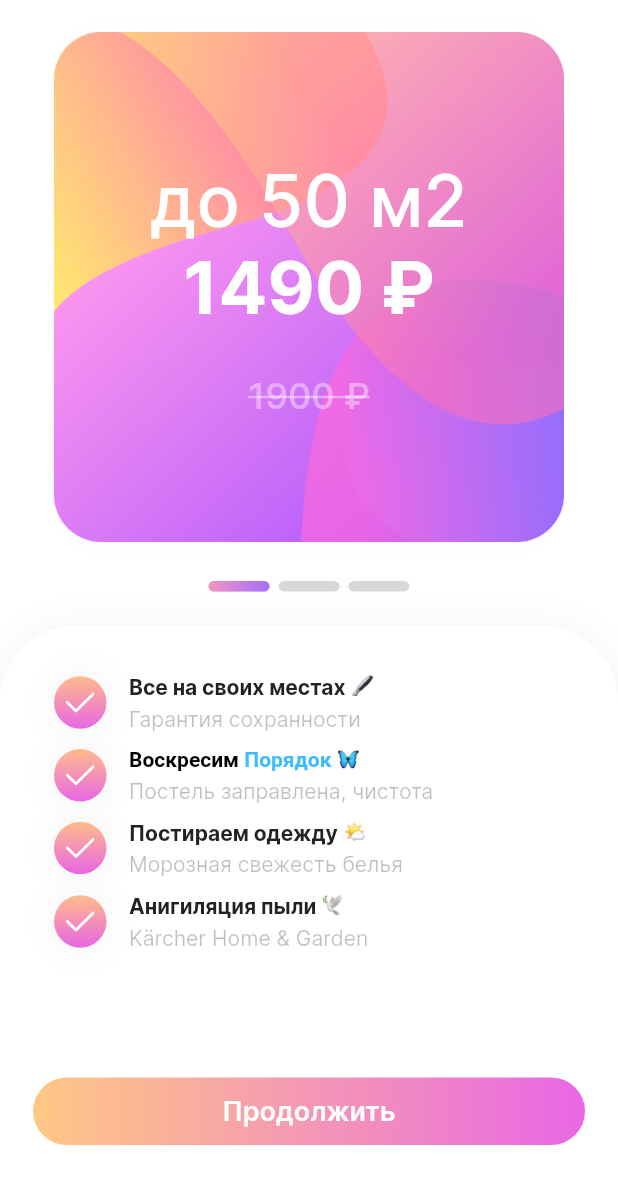
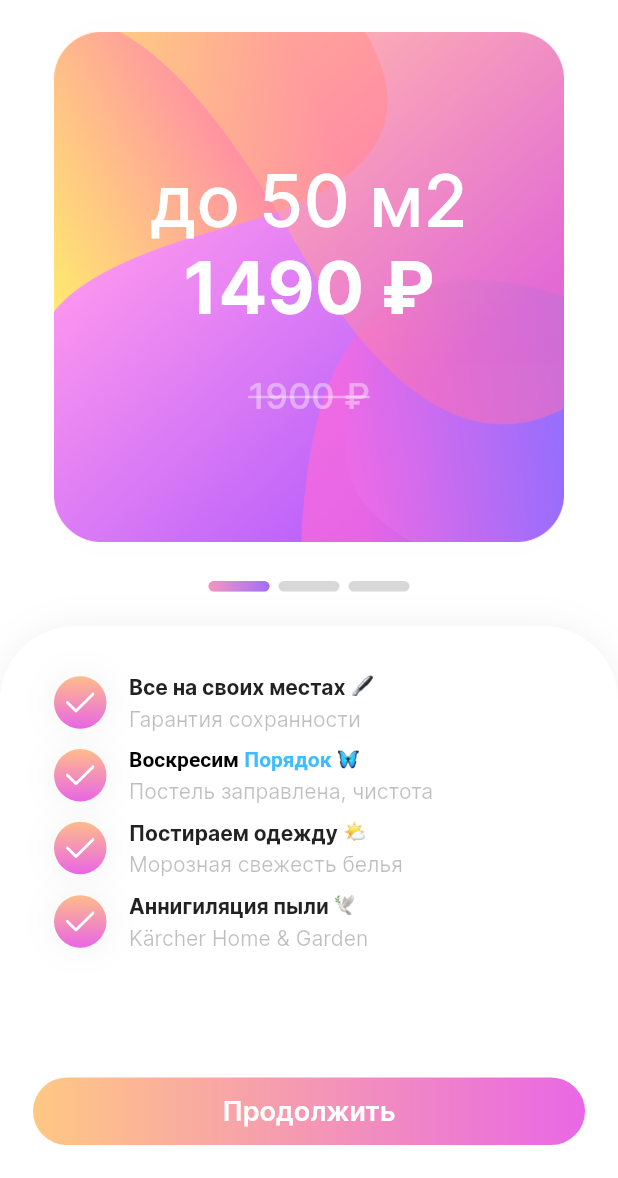
Before and after one commit to Flutfix/clean_view_pageview_form, a Flutter app: the screen it shows after launch, on a phone screen of 412 x 824 dp, the part 58-1236 px from its top. Run offline on Flutter 3.47's test engine with Material 2 defaults, Android fonts, the light colour scheme and no system bars; our stand-ins replace dio, flutter_screenutil, flutter_svg, mask_text_input_formatter, rxdart, shared_preferences; missing offline and left inert: flutter_vibrate, swipe.

Commit message:
minor changes

```diff
--- a/lib/pages/plans_page_view/general.dart
+++ b/lib/pages/plans_page_view/general.dart
@@ -86,7 +86,7 @@ class _GeneralState extends State<General> {
         icon: 'lib/assets/images/sun.png',
       ),
       PointRowModel(
-        title: 'Анигиляция пыли',
+        title: 'Аннигиляция пыли',
         description: 'Kärcher Home & Garden',
         icon: 'lib/assets/images/bird.png',
       ),
```
